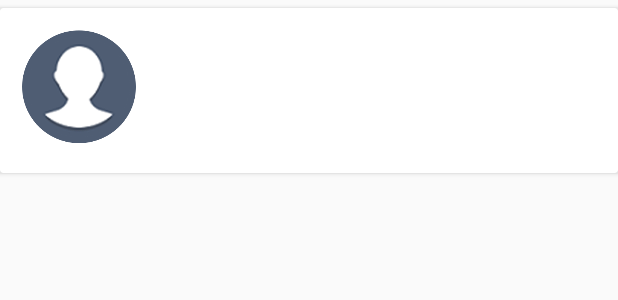
After one commit to MahmoudAbdelFatah/wasla, an Android app: the layout cv_pending_instructor_item.xml on its own in the app's theme, with its tools: preview values and no code run, on a phone screen of 412 x 824 dp. The commit adds this screen. Shown: the top 300 px of the screen. Run offline under Robolectric (Android 15) with nearby library versions, the phone set to English and light mode, and no system bars.

Commit message:
add pending list and make it the default behavior,add feedback firebase

```diff
--- a/app/src/main/AndroidManifest.xml
+++ b/app/src/main/AndroidManifest.xml
@@ -23,7 +23,7 @@
             android:name=".view.AddContactDialog"
             android:label="Add new contact"
             android:theme="@android:style/Theme.Holo.Light.Dialog.MinWidth" />
-        <activity android:name=".view.PendingContacts" />
+        <activity android:name=".view.PendingContactsActivity" />
         <activity
             android:name=".view.AddFeedbackDialog"
             android:label="Add new Feedback"
--- a/app/src/main/java/com/example/wasla/adapter/InstructorAdapter.java
+++ b/app/src/main/java/com/example/wasla/adapter/InstructorAdapter.java
@@ -40,7 +40,7 @@ public class InstructorAdapter extends RecyclerView.Adapter<InstructorAdapter.Vi
         LayoutInflater inflater = LayoutInflater.from(context);
 
         // Inflate the custom layout
-        View contactView = inflater.inflate(R.layout.rv_instructor_items, parent, false);
+        View contactView = inflater.inflate(R.layout.cv_instructor_item, parent, false);
 
         // Return a new holder instance
         ViewHolder viewHolder = new ViewHolder(contactView);
@@ -87,7 +87,7 @@ public class InstructorAdapter extends RecyclerView.Adapter<InstructorAdapter.Vi
         viewHolder.cardView.setOnLongClickListener(new View.OnLongClickListener() {
             @Override
             public boolean onLongClick(View view) {
-                //TODO: amr implementing checked email here!
+
                 lastLongPress=position;
                 return false;
             }
--- a/app/src/main/java/com/example/wasla/model/Instructor.java
+++ b/app/src/main/java/com/example/wasla/model/Instructor.java
@@ -9,7 +9,7 @@ import java.io.Serializable;
 public class Instructor implements Serializable {
     private String name;
     private String email;
-
+    private String gender;
     public String getGender() {
         return gender;
     }
@@ -18,7 +18,7 @@ public class Instructor implements Serializable {
         this.gender = gender;
     }
 
-    private String gender;
+
 
     public  Instructor(){}; //nedded for firebase object
     public String getEmail() {
--- /dev/null
+++ b/app/src/main/res/layout/cv_pending_instructor_item.xml
@@ -0,0 +1,55 @@
+<?xml version="1.0" encoding="utf-8"?>
+<android.support.v7.widget.CardView xmlns:android="http://schemas.android.com/apk/res/android"
+    xmlns:app="http://schemas.android.com/apk/res-auto"
+    android:id="@+id/cv_instructor_content"
+    android:layout_width="match_parent"
+    android:layout_height="110dp"
+    android:layout_marginTop="5dp"
+
+    app:cardBackgroundColor="@android:color/white"
+    app:cardCornerRadius="2dp"
+    app:cardElevation="2dp">
+
+    <LinearLayout
+        android:layout_width="match_parent"
+        android:layout_height="wrap_content"
+        android:orientation="horizontal">
+
+        <ImageView
+            android:id="@+id/iv_instructor_photo"
+            android:layout_width="85dp"
+            android:layout_height="85dp"
+            android:layout_margin="10dp"
+            android:background="@drawable/profile_image"
+            android:contentDescription="@string/instructor_photo"
+            android:scaleType="fitXY" />
+
+        <LinearLayout
+            android:layout_width="match_parent"
+            android:layout_height="match_parent"
+            android:layout_gravity="center_vertical"
+            android:layout_marginTop="10dp"
+            android:orientation="vertical">
+
+            <TextView
+                android:id="@+id/tv_instructor_name"
+                android:layout_width="wrap_content"
+                android:layout_height="wrap_content"
+                android:lines="1"
+                android:textSize="@dimen/textSize"
+                android:textStyle="bold" />
+
+            <TextView
+                android:id="@+id/tv_instructor_email"
+                android:layout_width="wrap_content"
+                android:layout_height="wrap_content"
+                android:layout_marginTop="5dp"
+                android:lines="1"
+                android:textSize="@dimen/textSize"
+                android:textStyle="bold" />
+
+
+        </LinearLayout>
+
+    </LinearLayout>
+</android.support.v7.widget.CardView>
--- a/app/src/main/res/layout/pending_contacts.xml
+++ b/app/src/main/res/layout/pending_contacts.xml
@@ -4,7 +4,7 @@
     android:layout_width="match_parent"
     android:layout_height="match_parent"
     android:orientation="vertical"
-    tools:context="com.example.wasla.view.PendingContacts">
+    tools:context="com.example.wasla.view.PendingContactsActivity">
     <include
         android:id="@+id/toolbar"
         layout="@layout/toolbar">
```
Also changed, not shown: app/src/main/java/com/example/wasla/adapter/PendingInstructorAdapter.java (added, +85 -0 lines), app/src/main/java/com/example/wasla/model/OnlineDataBase.java (+22 -5 lines), app/src/main/java/com/example/wasla/view/AddContactDialog.java (+3 -5 lines), app/src/main/java/com/example/wasla/view/AddFeedbackDialog.java (+7 -3 lines), app/src/main/java/com/example/wasla/view/ContactsActivity.java (+33 -9 lines), app/src/main/java/com/example/wasla/view/PendingContacts.java (deleted, +0 -20 lines), app/src/main/java/com/example/wasla/view/PendingContactsActivity.java (added, +49 -0 lines), app/src/main/res/layout/activity_add_contact_dialog.xml (+16 -15 lines), app/src/main/res/layout/cv_instructor_item.xml (renamed from app/src/main/res/layout/rv_instructor_items.xml).
